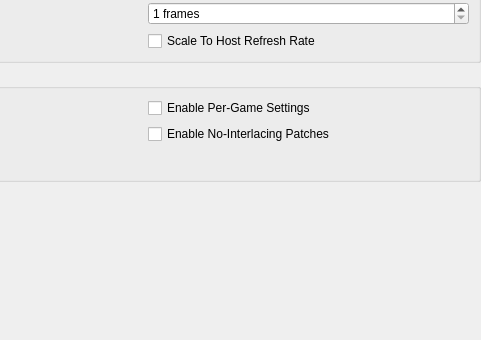
Before: the Qt Designer form pcsx2-qt/Settings/EmulationSettingsWidget.ui in PCSX2/pcsx2, drawn with Qt 5; both pictures show x 191 to 672 and y 178 to 518 of the 672 by 518 pixel window.
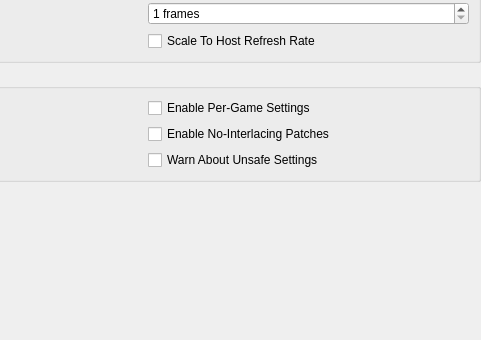
After: the same form once the commit is applied.

Commit message: VMManager: Add warning for unsafe settings on boot

Diff of the .ui file:
```diff
--- a/pcsx2-qt/Settings/EmulationSettingsWidget.ui
+++ b/pcsx2-qt/Settings/EmulationSettingsWidget.ui
@@ -160,6 +160,13 @@
         </property>
        </widget>
       </item>
+      <item row="3" column="1">
+       <widget class="QCheckBox" name="warnAboutUnsafeSettings">
+        <property name="text">
+         <string>Warn About Unsafe Settings</string>
+        </property>
+       </widget>
+      </item>
      </layout>
     </widget>
    </item>
```
The commit also changes 6 other files.
